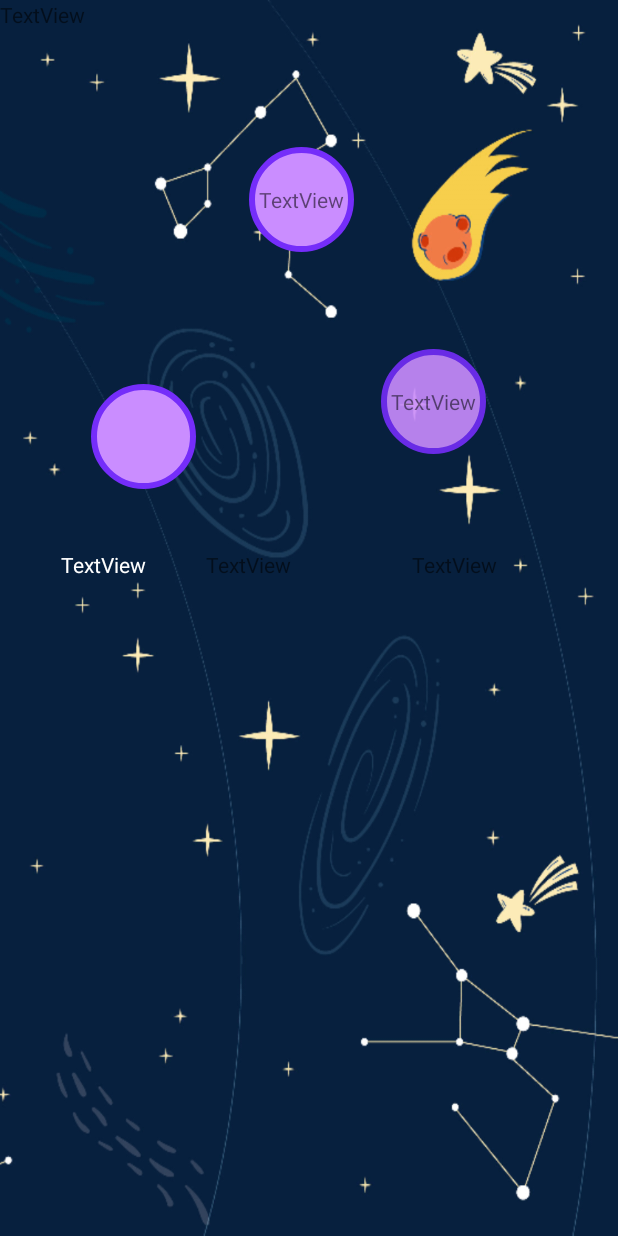
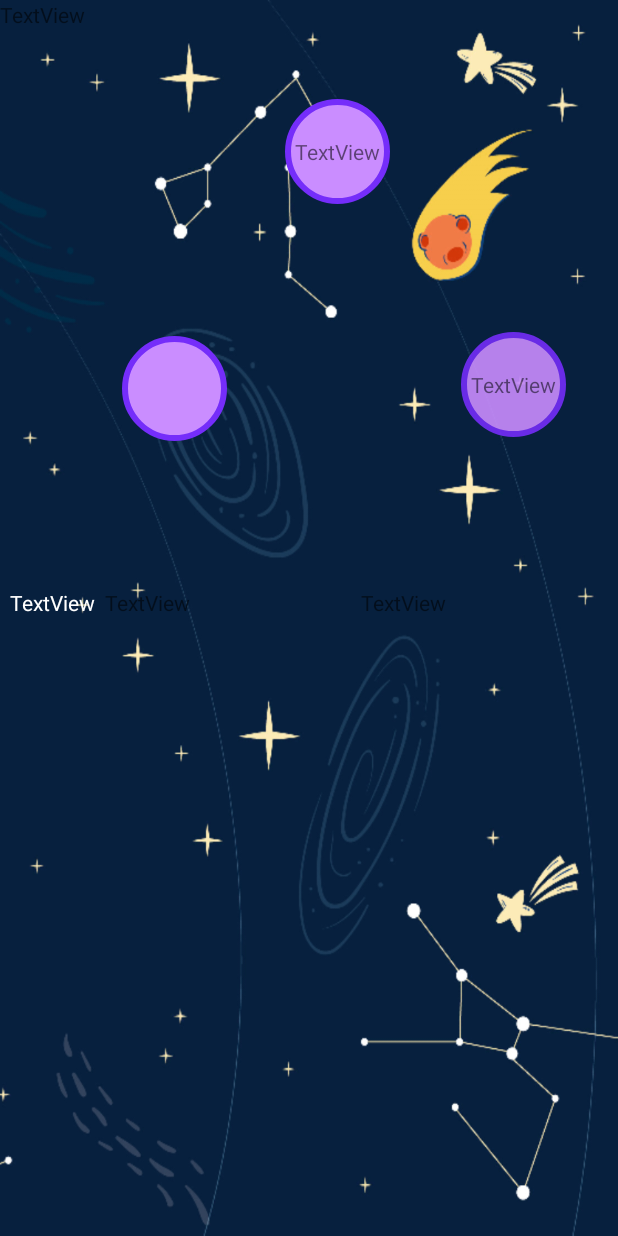
Before and after one commit to Mgling23/MADAssignment1, an Android app: the OrderActivity screen opened directly, with no data from a screen before it, on a phone screen of 412 x 824 dp. Run offline under Robolectric (Android 15) with nearby library versions, the phone set to English and light mode, and no system bars.

Commit message:
Update 3

```diff
--- a/app/src/main/java/my/edu/utar/assignment1/OrderActivity.java
+++ b/app/src/main/java/my/edu/utar/assignment1/OrderActivity.java
@@ -7,6 +7,7 @@ import android.graphics.Matrix;
 import android.graphics.drawable.BitmapDrawable;
 import android.os.Bundle;
 import android.view.DragEvent;
+import android.view.MotionEvent;
 import android.view.View;
 import android.widget.LinearLayout;
 import android.widget.TextView;
@@ -42,22 +43,40 @@ public class OrderActivity extends AppCompatActivity {
 
 
 
-        num1.setOnLongClickListener(longClickListener);
-        num2.setOnLongClickListener(longClickListener);
+        num1.setOnTouchListener(touchListener);
+        num2.setOnTouchListener(touchListener);
+        num3.setOnTouchListener(touchListener);
 
-        num3.setOnLongClickListener(longClickListener);
+
+//        num1.setOnLongClickListener(longClickListener);
+//        num2.setOnLongClickListener(longClickListener);
+//
+//        num3.setOnLongClickListener(longClickListener);
+        ans1.setOnDragListener(dragListener);
 
     }
 
-    View.OnLongClickListener longClickListener = new View.OnLongClickListener() {
+    View.OnTouchListener touchListener = new View.OnTouchListener() {
         @Override
-        public boolean onLongClick(View v) {
-            ClipData data = ClipData.newPlainText("", "");
-            View.DragShadowBuilder myShadowBuilder = new View.DragShadowBuilder();
-            v.startDrag(data, myShadowBuilder, v, 0);
-            return true;
+        public boolean onTouch(View v, MotionEvent event) {
+            if (event.getAction() == MotionEvent.ACTION_DOWN) {
+                ClipData data = ClipData.newPlainText("", "");
+                View.DragShadowBuilder myShadowBuilder = new View.DragShadowBuilder(v);
+                v.startDrag(data, myShadowBuilder, v, 0);
+                return true;
+            }
+            return false;
         }
     };
+//    View.OnLongClickListener longClickListener = new View.OnLongClickListener() {
+//        @Override
+//        public boolean onLongClick(View v) {
+//            ClipData data = ClipData.newPlainText("", "");
+//            View.DragShadowBuilder myShadowBuilder = new View.DragShadowBuilder(v);
+//            v.startDrag(data, myShadowBuilder, v, 0);
+//            return true;
+//        }
+//    };
 
     View.OnDragListener dragListener = new View.OnDragListener() {
         @Override
@@ -66,16 +85,35 @@ public class OrderActivity extends AppCompatActivity {
             int dragEvent = event.getAction();
             switch (dragEvent) {
                 case DragEvent.ACTION_DRAG_ENTERED:
+                    v.setBackground(getDrawable(R.drawable.stars));
                     final View view = (View) event.getLocalState();
 
-                    if (view.getId() == R.id.o_ans1) {
+                    if (view.getId() == R.id.o_num1) {
                         ans1.setText("Num1 is being dragged");
+                    }
+                    else if (view.getId() == R.id.o_num2){
+                        ans1.setText("Num2 is being dragged");
+                    } else if (view.getId() == R.id.o_num3){
+                        ans1.setText("Num3 is being dragged");
                     }
 
                     break;
                 case DragEvent.ACTION_DRAG_EXITED:
+                    v.setBackground(getDrawable(R.drawable.text_bg));
+                    TextView tv = findViewById( v.getId());
+                    tv.setText("");
                     break;
                 case DragEvent.ACTION_DROP:
+                    final View view1 = (View) event.getLocalState();
+
+                    if (view1.getId() == R.id.o_num1) {
+                        ans1.setText("Num1 is being dragged");
+                    }
+                    else if (view1.getId() == R.id.o_num2){
+                        ans1.setText("Num2 is being dragged");
+                    } else if (view1.getId() == R.id.o_num3){
+                        ans1.setText("Num3 is being dragged");
+                    }
                     break;
             }
             return true;
--- a/app/src/main/res/layout/activity_order.xml
+++ b/app/src/main/res/layout/activity_order.xml
@@ -22,44 +22,46 @@
             android:layout_width="70dp"
             android:layout_height="70dp"
             android:layout_marginTop="88dp"
+            android:background="@drawable/order_num"
+            android:gravity="center"
             android:text=""
+            android:textAlignment="center"
             app:layout_constraintBottom_toBottomOf="parent"
             app:layout_constraintEnd_toStartOf="@+id/o_num3"
-            app:layout_constraintHorizontal_bias="0.331"
+            app:layout_constraintHorizontal_bias="0.343"
             app:layout_constraintStart_toStartOf="parent"
             app:layout_constraintTop_toBottomOf="@+id/o_num2"
-            app:layout_constraintVertical_bias="0.0"
-            android:background="@drawable/order_num"
-            android:gravity="center"
-            android:textAlignment="center"/>
+            app:layout_constraintVertical_bias="0.0" />
 
         <TextView
             android:id="@+id/o_num2"
             android:layout_width="70dp"
             android:layout_height="70dp"
-            android:layout_marginEnd="176dp"
+            android:layout_marginEnd="152dp"
+            android:background="@drawable/order_num"
+            android:gravity="center"
             android:text="TextView"
+            android:textAlignment="center"
             app:layout_constraintBottom_toBottomOf="parent"
             app:layout_constraintEnd_toEndOf="parent"
             app:layout_constraintTop_toTopOf="parent"
-            app:layout_constraintVertical_bias="0.283"
-            android:background="@drawable/order_num"
-            android:gravity="center"
-            android:textAlignment="center"/>
+            app:layout_constraintVertical_bias="0.169" />
 
         <TextView
             android:id="@+id/o_num3"
             android:layout_width="70dp"
             android:layout_height="70dp"
+            android:alpha="0.9"
+            android:background="@drawable/order_num"
+            android:gravity="center"
             android:text="TextView"
+            android:textAlignment="center"
             app:layout_constraintBottom_toBottomOf="parent"
             app:layout_constraintEnd_toEndOf="parent"
+            app:layout_constraintHorizontal_bias="0.772"
             app:layout_constraintStart_toStartOf="@+id/o_num2"
             app:layout_constraintTop_toBottomOf="@+id/o_num2"
-            android:background="@drawable/order_num"
-            android:alpha="0.9"
-            android:gravity="center"
-            android:textAlignment="center"/>
+            app:layout_constraintVertical_bias="0.531" />
     </androidx.constraintlayout.widget.ConstraintLayout>
 
     <LinearLayout
@@ -69,9 +71,8 @@
 
         <TextView
             android:id="@+id/o_ans1"
-            android:layout_width="wrap_content"
-            android:layout_height="wrap_content"
-            android:layout_weight="1"
+            android:layout_width="70dp"
+            android:layout_height="70dp"
             android:gravity="center"
             android:text="TextView"
             android:textAlignment="center"
@@ -79,15 +80,15 @@
 
         <TextView
             android:id="@+id/o_ans2"
-            android:layout_width="wrap_content"
-            android:layout_height="wrap_content"
+            android:layout_width="70dp"
+            android:layout_height="70dp"
             android:layout_weight="1"
             android:text="TextView" />
 
         <TextView
             android:id="@+id/o_ans3"
-            android:layout_width="wrap_content"
-            android:layout_height="wrap_content"
+            android:layout_width="70dp"
+            android:layout_height="70dp"
             android:layout_weight="1"
             android:text="TextView" />
     </LinearLayout>
```
